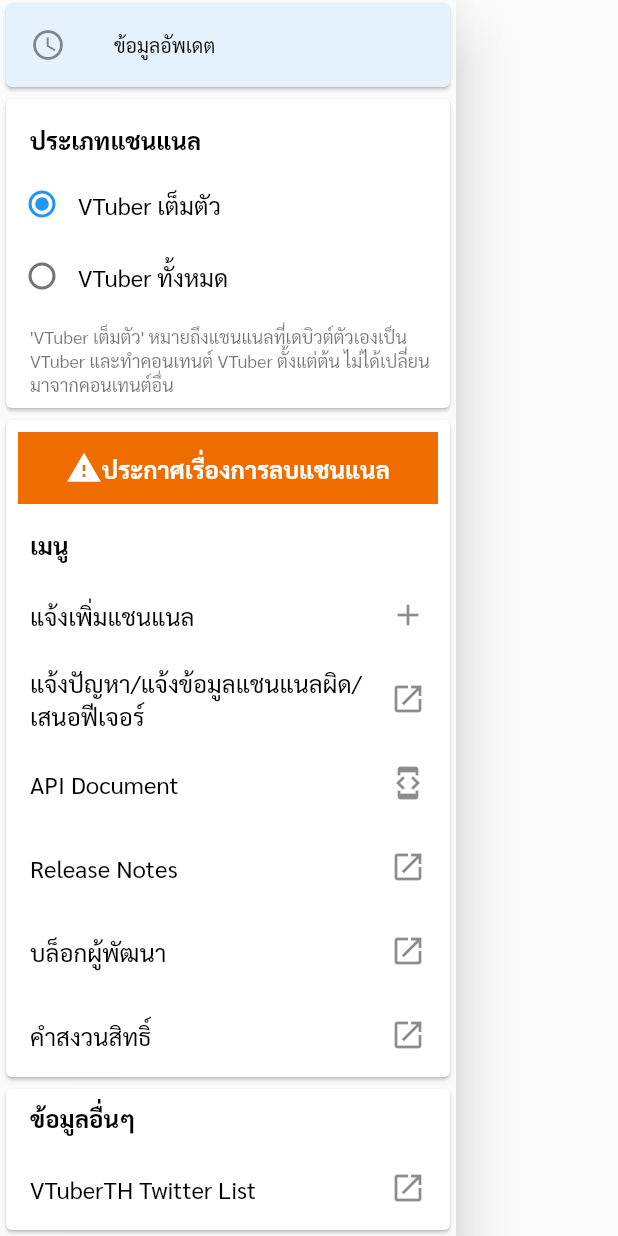
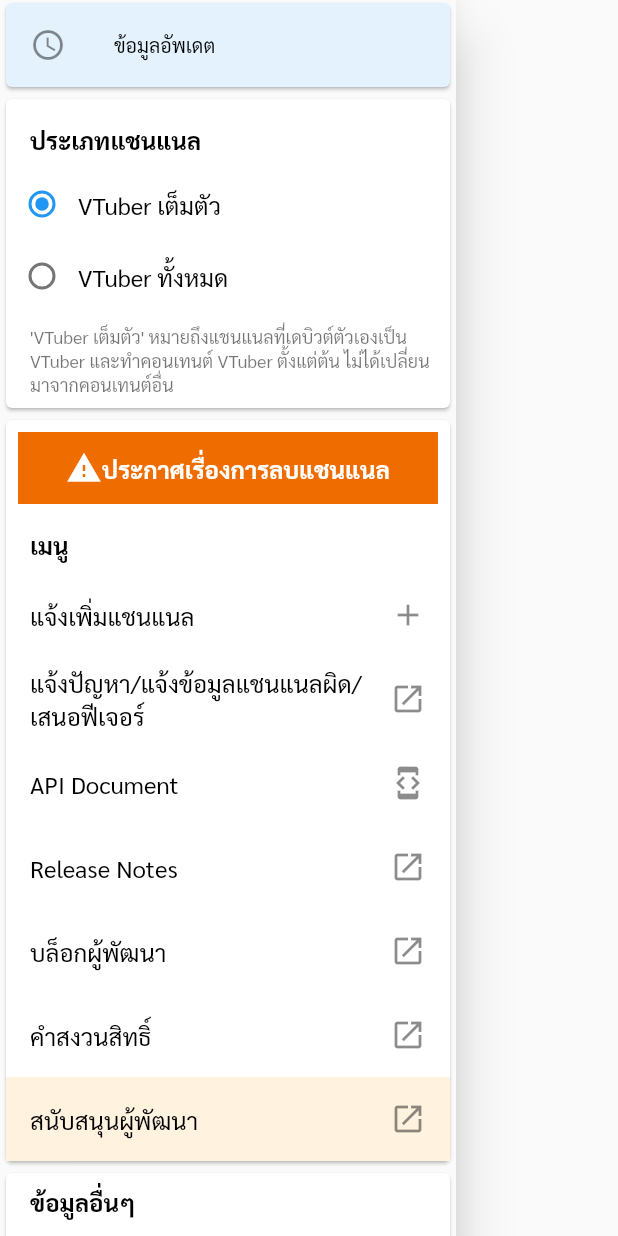
Before and after one commit to chuymaster/thaivtuberranking-frontend, a Flutter app: the DrawerMenu widget shown alone on an empty page, opened directly with empty values, scrolled down 171 dp, on a phone screen of 412 x 824 dp. Run offline on Flutter 3.47's test engine with Material 2 defaults, Android fonts, the phone set to English and light mode, and no system bars; drawn by our look-alikes of oktoast; our stand-ins replace firebase_analytics, shared_preferences, syncfusion_flutter_charts, transparent_image; missing offline and left inert: dart:html, search_page; accounts and stored records are empty; network calls fail.

Commit message:
feat: Add sponsor link

```diff
--- a/lib/pages/home/component/drawer_menu.dart
+++ b/lib/pages/home/component/drawer_menu.dart
@@ -167,6 +167,17 @@ class _DrawerMenuState extends State<DrawerMenu> {
                       AnalyticsEvent.open_drawer_url, {'url': url});
                 },
               ),
+              ListTile(
+                title: ThaiText(text: "สนับสนุนผู้พัฒนา"),
+                trailing: Icon(Icons.open_in_new),
+                onTap: () {
+                  var url = "https://ko-fi.com/chuymaster";
+                  UrlLauncher.launchURL(url);
+                  MyApp.analytics.sendAnalyticsEvent(
+                      AnalyticsEvent.open_drawer_url, {'url': url});
+                },
+                tileColor: Colors.orange[50],
+              ),
             ],
           )),
           Card(
```
